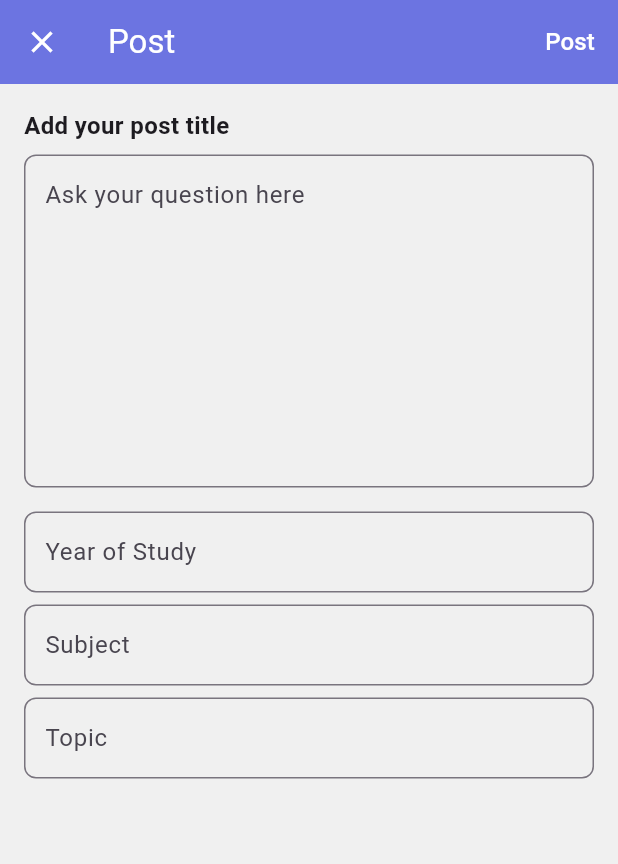
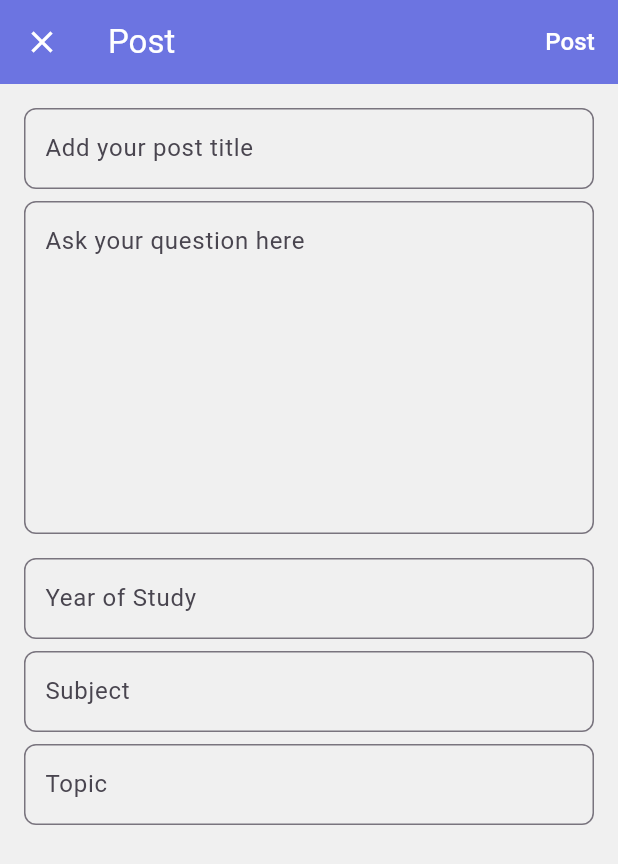
Before and after one commit to wannursofea/Data-Pioneeers, a Flutter app: the PostQuestionPage screen opened by its route, on a phone screen of 412 x 824 dp. Shown: the top 864 px of the screen. Run offline on Flutter 3.47's test engine with Material 3 defaults, Android fonts, the phone set to English and light mode, and no system bars; our stand-ins replace cloud_firestore, firebase_auth, firebase_core, flutter_spinkit; accounts and stored records are empty.

Commit message:
Update post_question.dart

```diff
--- a/jamin_belaja/lib/screens/question/post_question.dart
+++ b/jamin_belaja/lib/screens/question/post_question.dart
@@ -77,13 +77,21 @@ class _PostQuestionPageState extends State<PostQuestionPage> {
         child: Column(
           crossAxisAlignment: CrossAxisAlignment.start,
           children: [
-            Text(
-              'Add your post title',
-              style: TextStyle(fontSize: 16, fontWeight: FontWeight.bold),
+            TextField(
+              controller: _titleController,
+              decoration: InputDecoration(
+                hintText: 'Add your post title',
+                border: OutlineInputBorder(
+                  borderRadius: BorderRadius.circular(8),
+                  borderSide: BorderSide(color: Colors.white),
+                ),
+                contentPadding:
+                    EdgeInsets.symmetric(vertical: 15, horizontal: 10),
+              ),
             ),
             SizedBox(height: 8),
             TextField(
-              controller: _titleController,
+              controller: _contextController,
               decoration: InputDecoration(
                 hintText: 'Ask your question here',
                 border: OutlineInputBorder(
```
